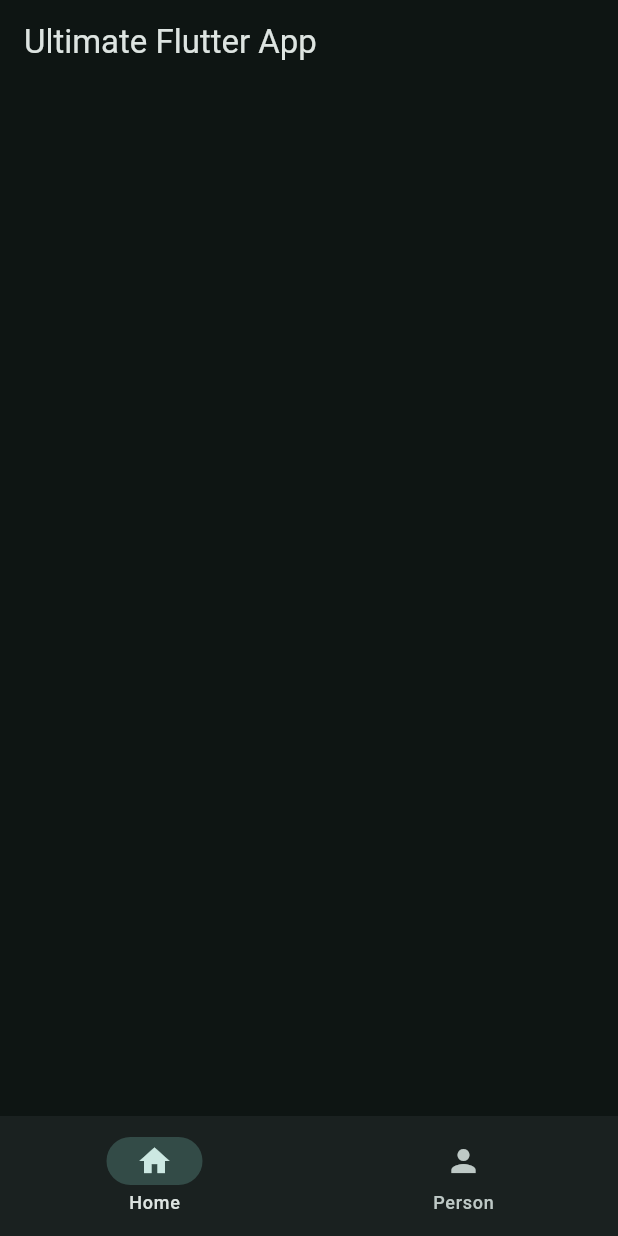
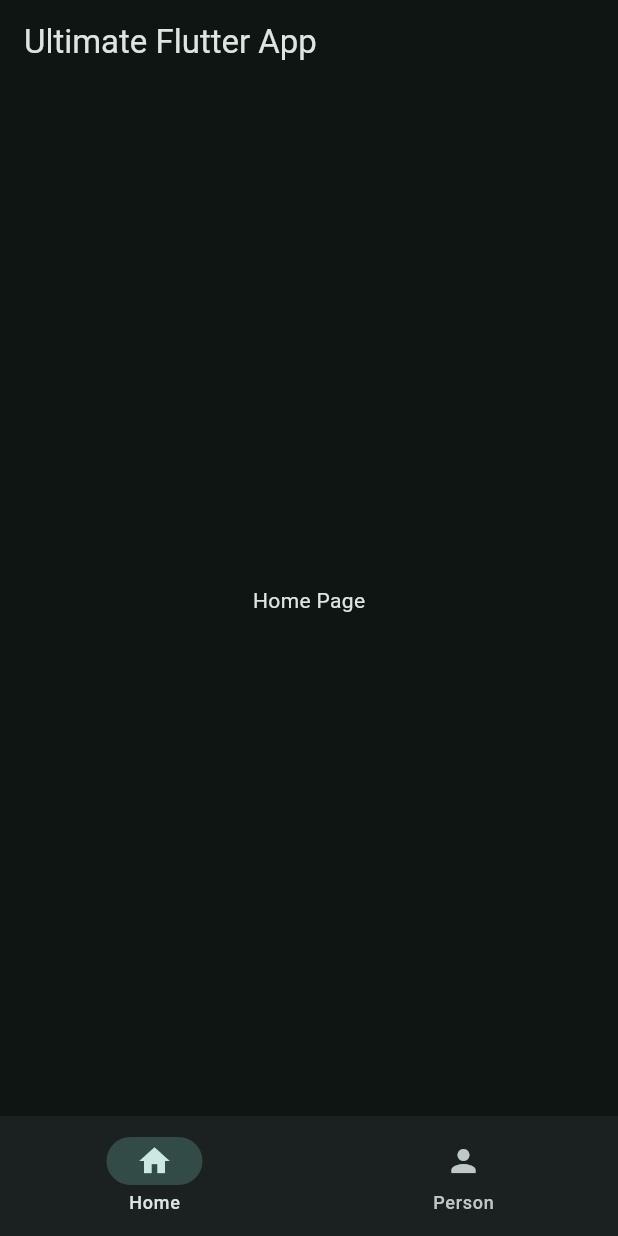
Before and after one commit to macwindow10/ultimate_flutter_app, a Flutter app: the screen it shows after launch, on a phone screen of 412 x 824 dp. Run offline on Flutter 3.47's test engine with Material 3 defaults, Android fonts, the phone set to English and light mode, and no system bars.

Commit message:
home and profile pages

```diff
--- a/lib/main.dart
+++ b/lib/main.dart
@@ -1,4 +1,6 @@
 import 'package:flutter/material.dart';
+import 'package:ultimate_flutter_app/widgets/navbar_widget.dart';
+import 'package:ultimate_flutter_app/views/widget_tree.dart';
 
 void main() {
   runApp(const MyApp());
@@ -12,7 +14,6 @@ class MyApp extends StatefulWidget {
 }
 
 class _MyAppState extends State<MyApp> {
-  int selectedIndex = 0;
   @override
   Widget build(BuildContext context) {
     return MaterialApp(
@@ -20,16 +21,7 @@ class _MyAppState extends State<MyApp> {
       theme: ThemeData(
           colorScheme: ColorScheme.fromSeed(
               seedColor: Colors.teal, brightness: Brightness.dark)),
-      home: Scaffold(
-        appBar: AppBar(title: Text('Ultimate Flutter App')),
-        bottomNavigationBar: NavigationBar(
-          destinations: [
-            NavigationDestination(icon: Icon(Icons.home), label: 'Home'),
-            NavigationDestination(icon: Icon(Icons.person), label: 'Person')
-          ],
-          selectedIndex: selectedIndex,
-        ),
-      ),
+      home: const WidgetTree(),
     );
   }
 }
--- /dev/null
+++ b/lib/views/pages/home_page.dart
@@ -0,0 +1,12 @@
+import 'package:flutter/material.dart';
+
+class HomePage extends StatelessWidget {
+  const HomePage({super.key});
+
+  @override
+  Widget build(BuildContext context) {
+    return const Center(
+      child: Text('Home Page'),
+    );
+  }
+}
--- /dev/null
+++ b/lib/views/pages/profile_page.dart
@@ -0,0 +1,12 @@
+import 'package:flutter/material.dart';
+
+class ProfilePage extends StatelessWidget {
+  const ProfilePage({super.key});
+
+  @override
+  Widget build(BuildContext context) {
+    return const Center(
+      child: Text('Profile Page'),
+    );
+  }
+}
--- /dev/null
+++ b/lib/views/widget_tree.dart
@@ -0,0 +1,22 @@
+import 'package:flutter/material.dart';
+import 'package:ultimate_flutter_app/views/pages/home_page.dart';
+import 'package:ultimate_flutter_app/views/pages/profile_page.dart';
+import 'package:ultimate_flutter_app/widgets/navbar_widget.dart';
+
+List<Widget> pages = [
+  HomePage(),
+  ProfilePage(),
+];
+
+class WidgetTree extends StatelessWidget {
+  const WidgetTree({super.key});
+
+  @override
+  Widget build(BuildContext context) {
+    return Scaffold(
+      appBar: AppBar(title: const Text('Ultimate Flutter App')),
+      body: pages.elementAt(0),
+      bottomNavigationBar: NavbarWidget(),
+    );
+  }
+}
--- /dev/null
+++ b/lib/widgets/navbar_widget.dart
@@ -0,0 +1,28 @@
+import 'package:flutter/material.dart';
+
+class NavbarWidget extends StatefulWidget {
+  const NavbarWidget({super.key});
+
+  @override
+  State<NavbarWidget> createState() => _NavbarWidgetState();
+}
+
+class _NavbarWidgetState extends State<NavbarWidget> {
+  int selectedIndex = 0;
+  @override
+  Widget build(BuildContext context) {
+    return NavigationBar(
+      destinations: [
+        NavigationDestination(icon: Icon(Icons.home), label: 'Home'),
+        NavigationDestination(icon: Icon(Icons.person), label: 'Person')
+      ],
+      selectedIndex: selectedIndex,
+      onDestinationSelected: (int value) {
+        setState(() {
+          selectedIndex = value;
+        });
+        print(value);
+      },
+    );
+  }
+}
```
Also changed, not shown: 1 other file.
